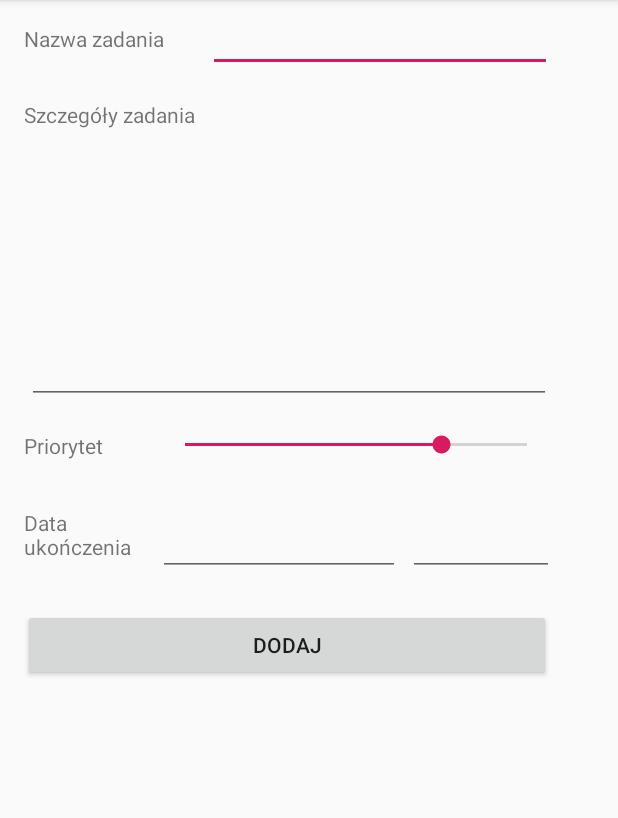
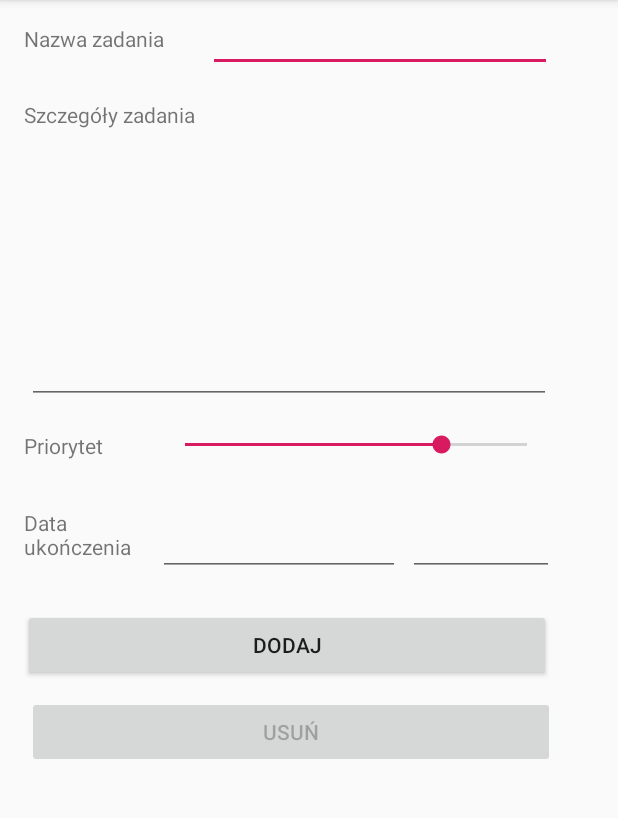
Before and after one commit to ogendogen/Android-ToDoList, an Android app: the TaskActivity screen opened directly, with no data from a screen before it, on a phone screen of 412 x 824 dp, the part 84-902 px from its top. Run offline under Robolectric (Android 15) with nearby library versions, the phone set to English and light mode, and no system bars.

Commit message:
Deleting tasks works

```diff
--- a/app/src/main/java/com/example/marcin/todolist/MainActivity.java
+++ b/app/src/main/java/com/example/marcin/todolist/MainActivity.java
@@ -7,6 +7,8 @@ import android.support.design.widget.Snackbar;
 import android.support.v7.app.AppCompatActivity;
 import android.support.v7.widget.Toolbar;
 import android.util.Log;
+import android.view.GestureDetector;
+import android.view.MotionEvent;
 import android.view.View;
 import android.view.Menu;
 import android.view.MenuItem;
@@ -50,8 +52,6 @@ public class MainActivity extends AppCompatActivity {
         LinearLayout layout = new LinearLayout(this);
         layout.setOrientation(LinearLayout.VERTICAL);
 
-        //Log.d("tasks-len", String.valueOf(mytasks.length()));
-
         View.OnClickListener globalTextViewListener = new View.OnClickListener() {
             @Override
             public void onClick(View view) {
@@ -76,6 +76,7 @@ public class MainActivity extends AppCompatActivity {
                 txt.setId(500 + i);
                 txt.setLayoutParams(params);
                 txt.setHeight(100);
+
                 txt.setOnClickListener(globalTextViewListener);
 
                 layout.addView(txt);
--- a/app/src/main/res/layout/activity_task.xml
+++ b/app/src/main/res/layout/activity_task.xml
@@ -114,4 +114,14 @@
         app:layout_constraintStart_toStartOf="parent"
         app:layout_constraintTop_toBottomOf="@+id/editText4" />
 
+    <Button
+        android:id="@+id/button2"
+        android:layout_width="352dp"
+        android:layout_height="wrap_content"
+        android:layout_marginStart="18dp"
+        android:layout_marginTop="10dp"
+        android:text="Usuń"
+        app:layout_constraintStart_toStartOf="parent"
+        app:layout_constraintTop_toBottomOf="@+id/button" />
+
 </android.support.constraint.ConstraintLayout>
```
Also changed, not shown: app/src/main/java/com/example/marcin/todolist/TaskActivity.java (+55 -6 lines).
